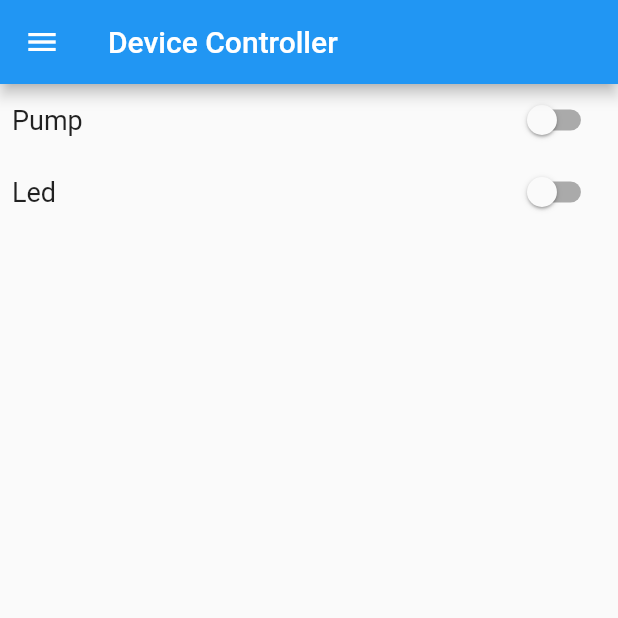
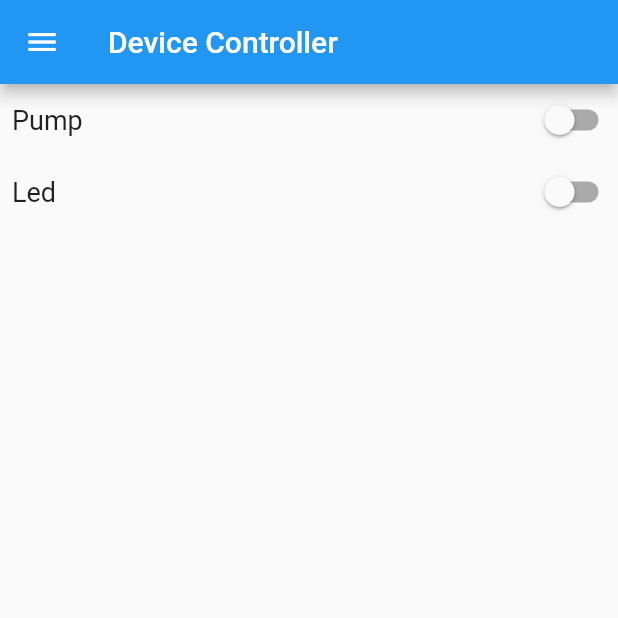
Before and after one commit to NamLH1310/Multidisciplinary-Project, a Flutter app: the DeviceController screen opened directly, on a phone screen of 412 x 824 dp, the top half of it. Run offline on Flutter 3.47's test engine with Material 2 defaults, Android fonts, the phone set to English and light mode, and no system bars; our stand-ins replace cloud_firestore, firebase_core, syncfusion_flutter_charts; accounts and stored records are empty; generated files the repository leaves out were written again.

Commit message:
Update gateway and fix device controller bug

```diff
--- a/lib/screens/device_controller.dart
+++ b/lib/screens/device_controller.dart
@@ -21,22 +21,25 @@ class _DeviceControllerState extends State<DeviceController> {
   final Map<String, String> sensors = {};
 
   @override
+  void initState() {
+    getSensors();
+    super.initState();
+  }
+
+  @override
   Widget build(BuildContext context) {
-    getSensors();
     return Scaffold(
       appBar: AppBar(title: const Text("Device Controller")),
       drawer: const MenuDrawer(),
       body: Column(
         children: <Widget>[
-          SensorSwitchButton(
+          sensorSwitchButton(
             collectionName: "sensors",
             documentName: "pump",
-            state: sensors["pump"],
           ),
-          SensorSwitchButton(
+          sensorSwitchButton(
             collectionName: "sensors",
             documentName: "led",
-            state: sensors["led"],
           ),
         ],
       ),
@@ -51,54 +54,82 @@ class _DeviceControllerState extends State<DeviceController> {
     }
     setState(() {});
   }
-}
 
-class SensorSwitchButton extends StatefulWidget {
-  final String collectionName;
-  final String documentName;
-  final String? state;
-  const SensorSwitchButton(
-      {Key? key,
-      this.collectionName = "",
-      this.documentName = "",
-      this.state = ""})
-      : super(key: key);
-
-  @override
-  State<SensorSwitchButton> createState() => _SensorSwitchButtonState();
-}
-
-class _SensorSwitchButtonState extends State<SensorSwitchButton> {
-  @override
-  Widget build(BuildContext context) {
-    bool currentState = (widget.state == "ON");
+  Widget sensorSwitchButton({
+    required String collectionName,
+    required String documentName,
+  }) {
     return Row(
+      mainAxisAlignment: MainAxisAlignment.spaceBetween,
+      crossAxisAlignment: CrossAxisAlignment.center,
       children: <Widget>[
-        Expanded(
-          flex: 8,
-          child: Padding(
+        Padding(
           padding: const EdgeInsets.all(8.0),
-            child: Text(widget.documentName.capitalize(),
+          child: Text(documentName.capitalize(),
               style: const TextStyle(fontSize: 18)),
         ),
-        ),
-        Expanded(
-          flex: 2,
-          child: Center(
+        Center(
           child: Switch(
-              value: currentState,
+            value: sensors[documentName] == "ON",
             onChanged: (value) {
               firestore
-                    .collection(widget.collectionName)
-                    .doc(widget.documentName)
+                  .collection(collectionName)
+                  .doc(documentName)
                   .update({"state": value ? "ON" : "OFF"});
-                currentState = value;
+              sensors[documentName] = value ? "ON" : "OFF";
               setState(() {});
             },
-            ),
           ),
         ),
       ],
     );
   }
 }
+
+// class SensorSwitchButton extends StatefulWidget {
+//   final String collectionName;
+//   final String documentName;
+//   final String? state;
+//   const SensorSwitchButton(
+//       {Key? key,
+//       this.collectionName = "",
+//       this.documentName = "",
+//       this.state = ""})
+//       : super(key: key);
+
+//   @override
+//   State<SensorSwitchButton> createState() => _SensorSwitchButtonState();
+// }
+
+// class _SensorSwitchButtonState extends State<SensorSwitchButton> {
+//   late bool currentState;
+//   bool flag = true;
+
+//   @override
+//   Widget build(BuildContext context) {
+//     return Row(
+//       mainAxisAlignment: MainAxisAlignment.spaceBetween,
+//       crossAxisAlignment: CrossAxisAlignment.center,
+//       children: <Widget>[
+//         Padding(
+//           padding: const EdgeInsets.all(8.0),
+//           child: Text(widget.documentName.capitalize(),
+//               style: const TextStyle(fontSize: 18)),
+//         ),
+//         Center(
+//           child: Switch(
+//             value: currentState,
+//             onChanged: (value) {
+//               firestore
+//                   .collection(widget.collectionName)
+//                   .doc(widget.documentName)
+//                   .update({"state": value ? "ON" : "OFF"});
+//               currentState = !currentState;
+//               setState(() {});
+//             },
+//           ),
+//         ),
+//       ],
+//     );
+//   }
+// }
```
Also changed, not shown: lib/widgets/graph.dart (+6 -1 lines), 1 other file. Lines whose indentation alone changed are shown as unchanged.
